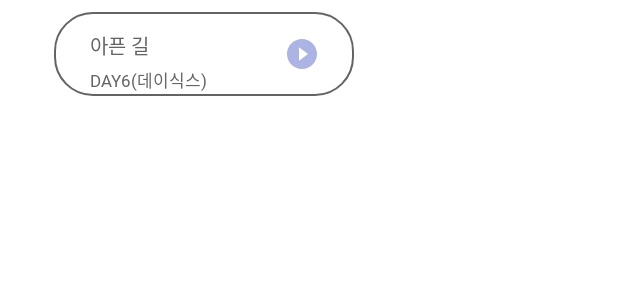
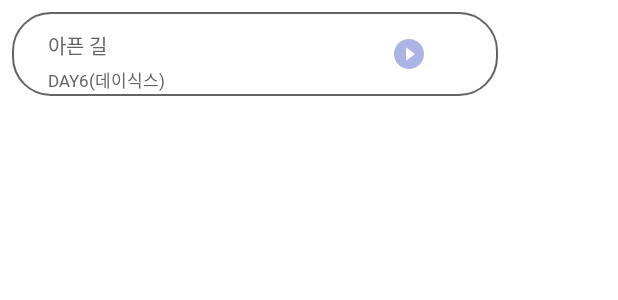
Before and after one commit to EV-ElevatorMusic/Ev_app_, an Android app: the layout item_message_music.xml on its own in the app's theme, with its tools: preview values and no code run, on a phone screen of 412 x 824 dp. Shown: the top 300 px of the screen. Run offline under Robolectric (Android 15) with nearby library versions, the phone set to English and light mode, and no system bars.

Commit message:
MainActivity ui 수정

```diff
--- a/app/src/main/res/layout/item_message_music.xml
+++ b/app/src/main/res/layout/item_message_music.xml
@@ -5,12 +5,14 @@
     xmlns:app="http://schemas.android.com/apk/res-auto">
 
     <androidx.constraintlayout.widget.ConstraintLayout
-        android:layout_width="200dp"
+        android:layout_width="0dp"
         android:layout_height="56dp"
         android:background="@drawable/music_chat"
         app:layout_constraintTop_toTopOf="parent"
         app:layout_constraintLeft_toLeftOf="parent"
-        android:layout_marginLeft="36dp"
+        app:layout_constraintRight_toRightOf="parent"
+        android:layout_marginStart="8dp"
+        android:layout_marginEnd="80dp"
         android:layout_marginTop="8dp">
 
 
```
